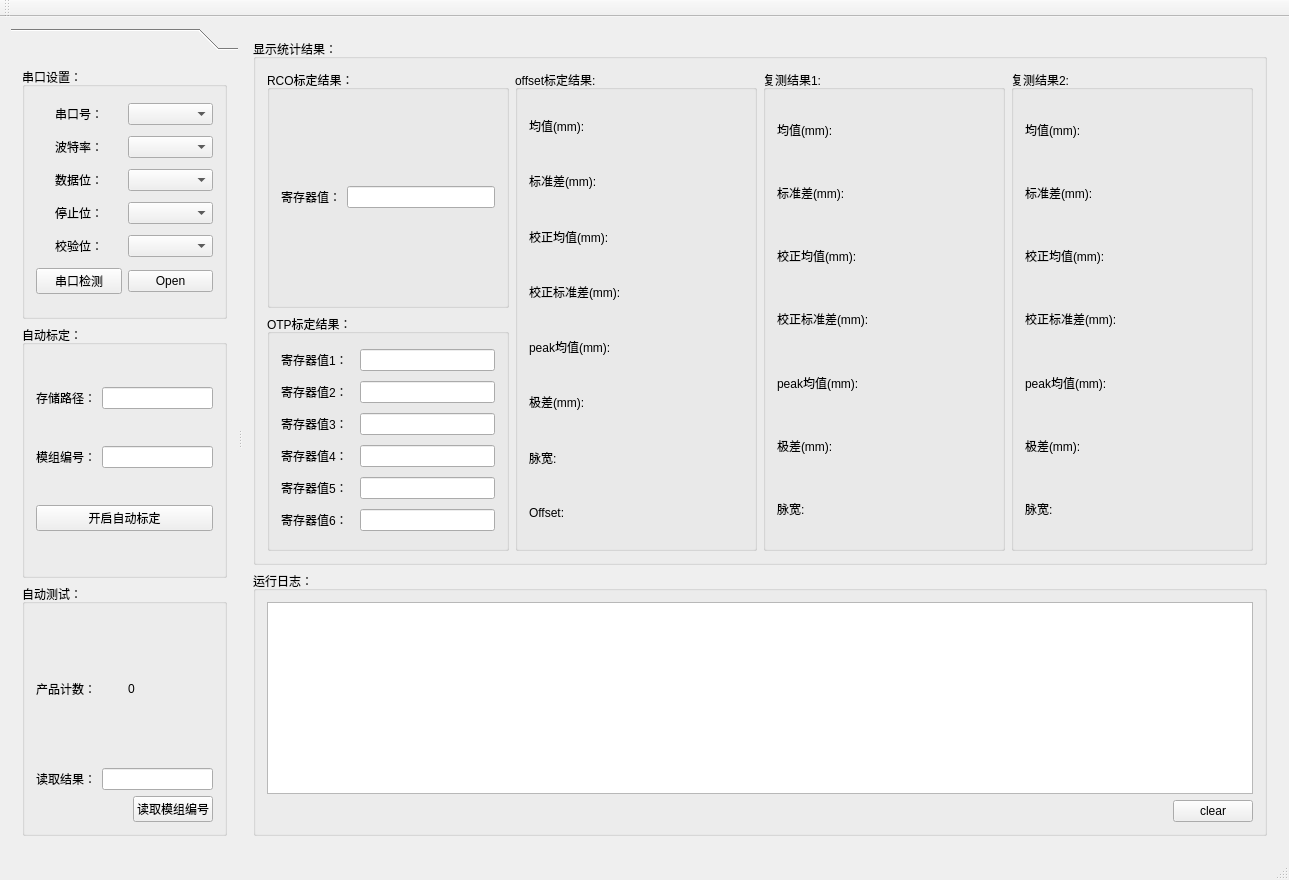
Above: mainwindow.ui from heathen557/vangogh_ATE before the change. Below: the same form after it.
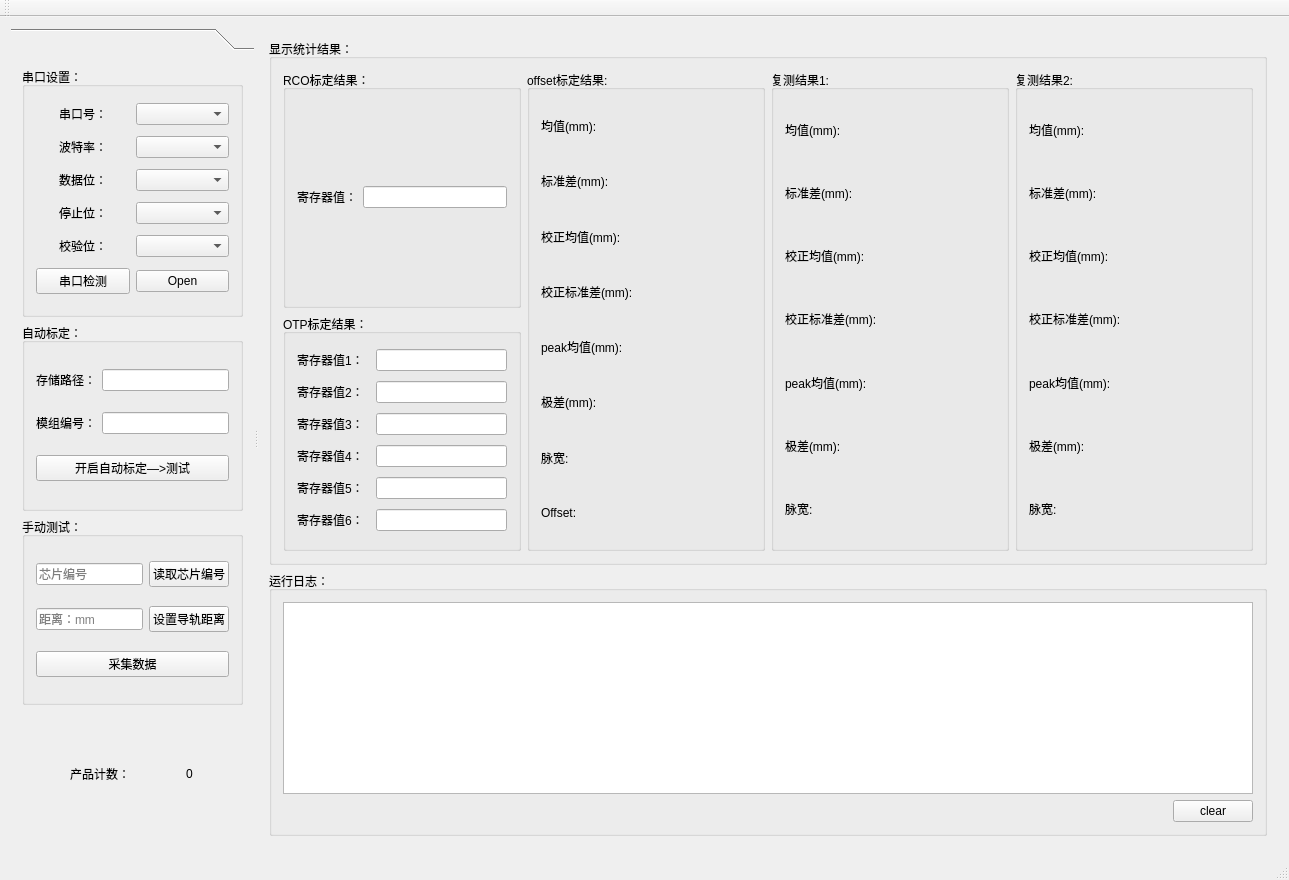
That is the form after the change. Icons and pictures are not drawn.

```diff
--- a/mainwindow.ui
+++ b/mainwindow.ui
@@ -42,50 +42,14 @@
          <rect>
           <x>0</x>
           <y>0</y>
-          <width>279</width>
+          <width>232</width>
           <height>772</height>
          </rect>
         </property>
         <attribute name="label">
          <string/>
         </attribute>
-        <layout class="QGridLayout" name="gridLayout_5">
-         <item row="1" column="0">
-          <widget class="QGroupBox" name="groupBox_2">
-           <property name="title">
-            <string>自动标定：</string>
-           </property>
-           <layout class="QGridLayout" name="gridLayout_6">
-            <item row="0" column="1">
-             <widget class="QLineEdit" name="filePath_lineEdit"/>
-            </item>
-            <item row="0" column="0">
-             <widget class="QLabel" name="label_4">
-              <property name="text">
-               <string>存储路径：</string>
-              </property>
-             </widget>
-            </item>
-            <item row="1" column="1">
-             <widget class="QLineEdit" name="moduleNum_lineEdit"/>
-            </item>
-            <item row="1" column="0">
-             <widget class="QLabel" name="label_5">
-              <property name="text">
-               <string>模组编号：</string>
-              </property>
-             </widget>
-            </item>
-            <item row="2" column="0" colspan="2">
-             <widget class="QPushButton" name="startCalibration_pushButton">
-              <property name="text">
-               <string>开启自动标定</string>
-              </property>
-             </widget>
-            </item>
-           </layout>
-          </widget>
-         </item>
+        <layout class="QGridLayout" name="gridLayout_7" rowstretch="4,3,3,2">
          <item row="0" column="0">
           <widget class="QGroupBox" name="groupBox_3">
            <property name="styleSheet">
@@ -177,77 +141,121 @@
            </layout>
           </widget>
          </item>
+         <item row="1" column="0">
+          <widget class="QGroupBox" name="groupBox_2">
+           <property name="title">
+            <string>自动标定：</string>
+           </property>
+           <layout class="QGridLayout" name="gridLayout_6">
+            <item row="0" column="0">
+             <widget class="QLabel" name="label_4">
+              <property name="text">
+               <string>存储路径：</string>
+              </property>
+             </widget>
+            </item>
+            <item row="0" column="1">
+             <widget class="QLineEdit" name="filePath_lineEdit"/>
+            </item>
+            <item row="1" column="0">
+             <widget class="QLabel" name="label_5">
+              <property name="text">
+               <string>模组编号：</string>
+              </property>
+             </widget>
+            </item>
+            <item row="1" column="1">
+             <widget class="QLineEdit" name="moduleNum_lineEdit"/>
+            </item>
+            <item row="2" column="0" colspan="2">
+             <widget class="QPushButton" name="startCalibration_pushButton">
+              <property name="text">
+               <string>开启自动标定—&gt;测试</string>
+              </property>
+             </widget>
+            </item>
+           </layout>
+          </widget>
+         </item>
          <item row="2" column="0">
           <widget class="QGroupBox" name="groupBox_4">
            <property name="title">
-            <string>自动测试：</string>
+            <string>手动测试：</string>
            </property>
-           <layout class="QGridLayout" name="gridLayout_7">
+           <layout class="QGridLayout" name="gridLayout_5">
             <item row="0" column="0">
-             <layout class="QHBoxLayout" name="horizontalLayout_20">
+             <layout class="QHBoxLayout" name="horizontalLayout_2">
               <item>
-               <widget class="QLabel" name="label_27">
-                <property name="text">
-                 <string>产品计数：</string>
+               <widget class="QLineEdit" name="xuliehaoRes_lineEdit">
+                <property name="placeholderText">
+                 <string>芯片编号</string>
                 </property>
                </widget>
-              </item>
-              <item>
-               <widget class="QLabel" name="productNum_label">
-                <property name="styleSheet">
-                 <string notr="true">font: 22pt &quot;黑体&quot;;</string>
-                </property>
-                <property name="text">
-                 <string>0</string>
-                </property>
-               </widget>
-              </item>
-             </layout>
-            </item>
-            <item row="1" column="0">
-             <layout class="QHBoxLayout" name="horizontalLayout_16">
-              <item>
-               <widget class="QLabel" name="label_12">
-                <property name="text">
-                 <string>读取结果：</string>
-                </property>
-               </widget>
-              </item>
-              <item>
-               <widget class="QLineEdit" name="xuliehaoRes_lineEdit"/>
-              </item>
-             </layout>
-            </item>
-            <item row="2" column="0">
-             <layout class="QHBoxLayout" name="horizontalLayout_17">
-              <item>
-               <spacer name="horizontalSpacer_2">
-                <property name="orientation">
-                 <enum>Qt::Horizontal</enum>
-                </property>
-                <property name="sizeHint" stdset="0">
-                 <size>
-                  <width>40</width>
-                  <height>20</height>
-                 </size>
-                </property>
-               </spacer>
               </item>
               <item>
                <widget class="QPushButton" name="readModuleNum_pushButton">
                 <property name="text">
-                 <string>读取模组编号</string>
+                 <string>读取芯片编号</string>
                 </property>
                </widget>
               </item>
              </layout>
             </item>
-            <item row="3" column="0">
-             <layout class="QHBoxLayout" name="horizontalLayout_2"/>
+            <item row="1" column="0">
+             <layout class="QHBoxLayout" name="horizontalLayout_16">
+              <item>
+               <widget class="QLineEdit" name="manualDistance_lineEdit">
+                <property name="placeholderText">
+                 <string>距离：mm</string>
+                </property>
+               </widget>
+              </item>
+              <item>
+               <widget class="QPushButton" name="set_SteelDistance_pushButton">
+                <property name="text">
+                 <string>设置导轨距离</string>
+                </property>
+               </widget>
+              </item>
+             </layout>
+            </item>
+            <item row="2" column="0">
+             <widget class="QPushButton" name="manual_getData_pushButton">
+              <property name="text">
+               <string>采集数据</string>
+              </property>
+             </widget>
             </item>
            </layout>
           </widget>
          </item>
+         <item row="3" column="0">
+          <layout class="QHBoxLayout" name="horizontalLayout_20">
+           <item>
+            <widget class="QLabel" name="label_27">
+             <property name="text">
+              <string>产品计数：</string>
+             </property>
+             <property name="alignment">
+              <set>Qt::AlignRight|Qt::AlignTrailing|Qt::AlignVCenter</set>
+             </property>
+            </widget>
+           </item>
+           <item>
+            <widget class="QLabel" name="productNum_label">
+             <property name="styleSheet">
+              <string notr="true">font: 22pt &quot;黑体&quot;;</string>
+             </property>
+             <property name="text">
+              <string>0</string>
+             </property>
+             <property name="alignment">
+              <set>Qt::AlignCenter</set>
+             </property>
+            </widget>
+           </item>
+          </layout>
+         </item>
         </layout>
        </widget>
       </widget>
```
Left out of the diff: 2 changed lines with no effect on the pictures.
